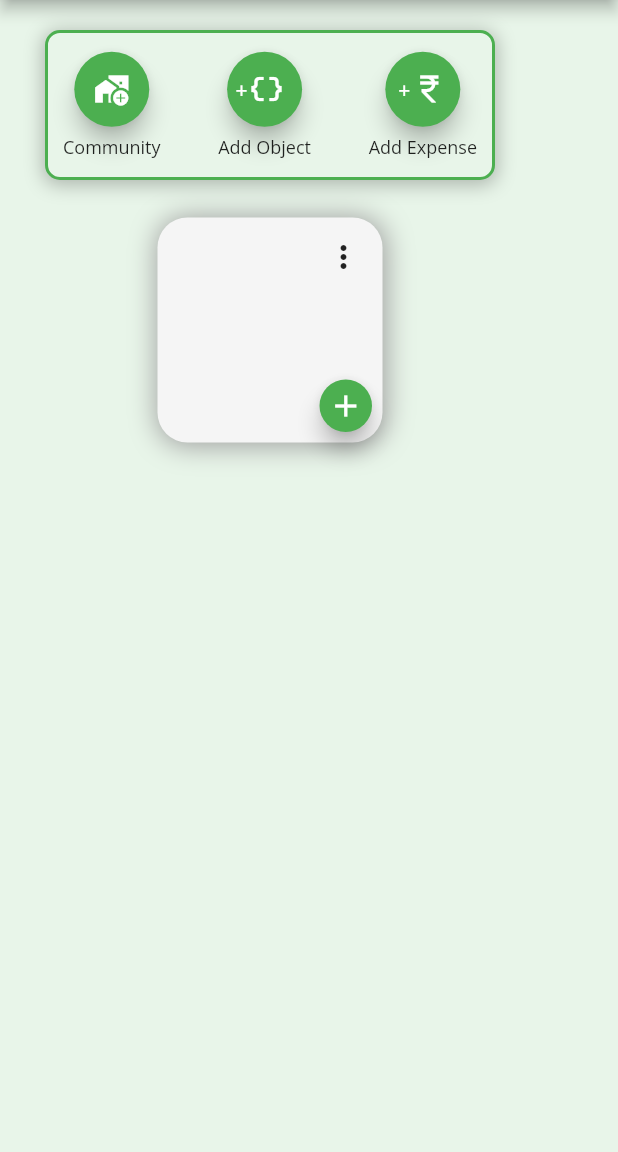
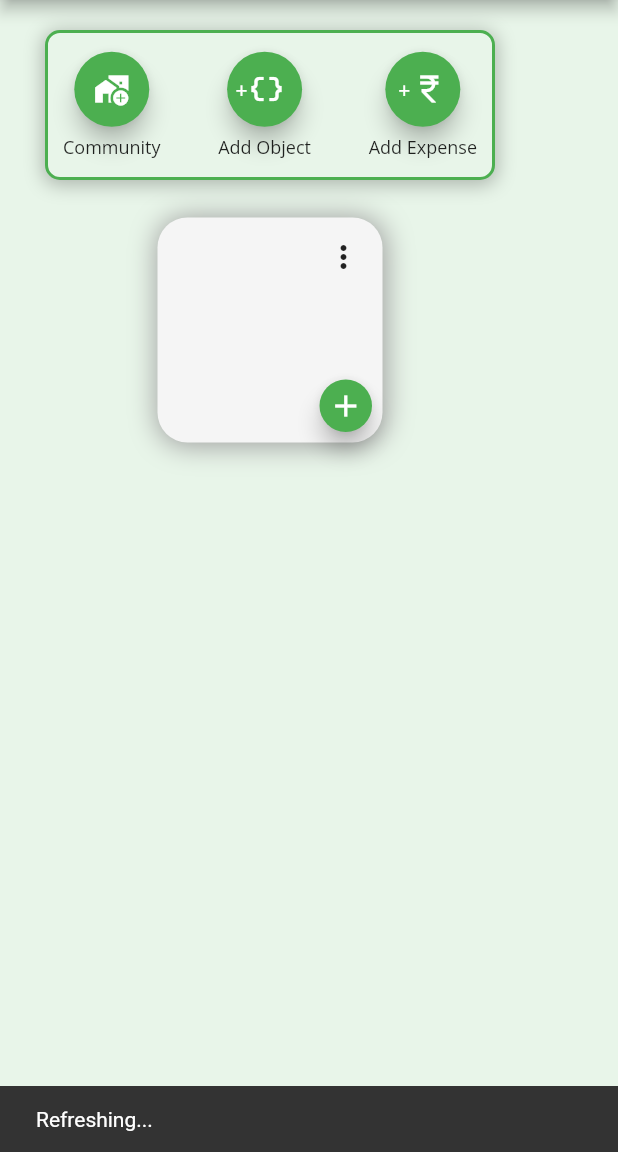
Before and after one commit to Aditya-Y-29/DEP, a Flutter app: the MyHomePage screen opened by its route, after a tap on the "refresh" icon, on a phone screen of 412 x 824 dp, the part 84-1236 px from its top. Run offline on Flutter 3.47's test engine with Material 2 defaults, Android fonts, the phone set to English and light mode, and no system bars; our stand-ins replace animated_theme_switcher, cloud_firestore, firebase_auth, firebase_core, firebase_messaging, flutter_contacts and 5 more; accounts and stored records are empty.

Commit message:
snackbar_added

```diff
--- a/hello_world/lib/Pages/main_pages/community_page.dart
+++ b/hello_world/lib/Pages/main_pages/community_page.dart
@@ -59,6 +59,8 @@ class _CommunityPageState extends State<CommunityPage> {
               icon: const Icon(Icons.refresh, size: 30,),
               onPressed: () async {
                   DataProvider dataProvider = Provider.of<DataProvider>(context, listen: false);
+                  const snackbar1 = SnackBar(content: Text("Refreshing..."), duration: Duration(seconds: 8),);
+                  ScaffoldMessenger.of(context).showSnackBar(snackbar1);
                   await dataProvider.getAllDetails(dataProvider.user!.phoneNo);
               },
             ),
--- a/hello_world/lib/Pages/main_pages/home_page.dart
+++ b/hello_world/lib/Pages/main_pages/home_page.dart
@@ -65,7 +65,10 @@ class _MyHomePageState extends State<MyHomePage> {
               onPressed: () async {
                 DataProvider dataProvider =
                 Provider.of<DataProvider>(context, listen: false);
+                const snackbar1 = SnackBar(content: Text("Refreshing..."), duration: Duration(seconds: 8),);
+                ScaffoldMessenger.of(context).showSnackBar(snackbar1);
                 await dataProvider.getAllDetails(dataProvider.user!.phoneNo);
+
               },
             ),
           ),
--- a/hello_world/lib/Pages/main_pages/object_page.dart
+++ b/hello_world/lib/Pages/main_pages/object_page.dart
@@ -43,6 +43,8 @@ class _ObjectPageState extends State<ObjectPage> {
               icon: const Icon(Icons.refresh, size: 20,),
               onPressed: () async {
                   DataProvider dataProvider = Provider.of<DataProvider>(context, listen: false);
+                  const snackbar1 = SnackBar(content: Text("Refreshing..."), duration: Duration(seconds: 8),);
+                  ScaffoldMessenger.of(context).showSnackBar(snackbar1);
                   await dataProvider.getAllDetails(dataProvider.user!.phoneNo);
               },
             ),
```
Also changed, not shown: hello_world/pubspec.lock.
